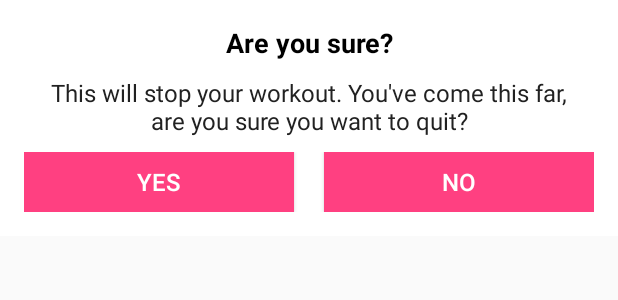
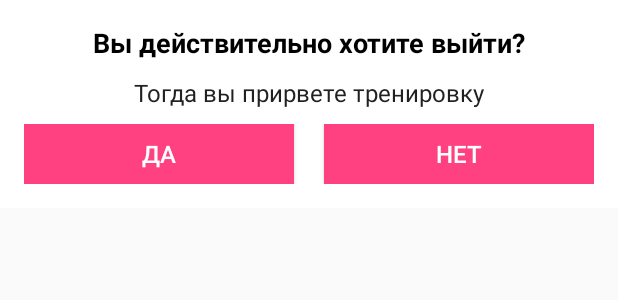
Before and after one commit to evgenenazarchuk/SportNote, an Android app: the layout dialog_custom_back_confirmation.xml on its own in the app's theme, with its tools: preview values and no code run, on a phone screen of 412 x 824 dp. Shown: the top 300 px of the screen. Run offline under Robolectric (Android 15) with nearby library versions, the phone set to English and light mode, and no system bars; network calls fail.

Commit message:
done 26.08.2021

```diff
--- a/app/src/main/res/layout/dialog_custom_back_confirmation.xml
+++ b/app/src/main/res/layout/dialog_custom_back_confirmation.xml
@@ -11,7 +11,7 @@
         android:layout_width="match_parent"
         android:layout_height="wrap_content"
         android:gravity="center"
-        android:text="Are you sure?"
+        android:text="Вы действительно хотите выйти?"
         android:textColor="#000000"
         android:textSize="18sp"
         android:textStyle="bold"/>
@@ -25,7 +25,7 @@
         android:gravity="center"
         android:textColor="#212121"
         android:textSize="16sp"
-        android:text="This will stop your workout. You\'ve come this far, are you sure you want to quit?"/>
+        android:text="Тогда вы прирвете тренировку"/>
 
     <LinearLayout
         android:layout_width="match_parent"
@@ -40,7 +40,7 @@
             android:layout_marginEnd="10dp"
             android:background="@color/colorAccent"
             android:gravity="center"
-            android:text="YES"
+            android:text="ДА"
             android:textSize="16sp"
             android:textColor="@color/white"
             android:padding="8dp"
@@ -53,7 +53,7 @@
             android:layout_marginStart="10dp"
             android:background="@color/colorAccent"
             android:gravity="center"
-            android:text="NO"
+            android:text="НЕТ"
             android:textSize="16sp"
             android:textColor="@color/white"
             android:padding="8dp"
```
